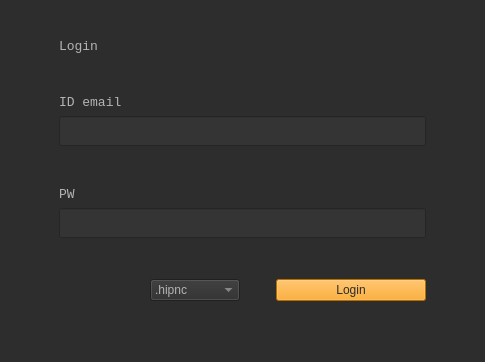
This is python/BlackPepper/ui/mvc_login_3.ui in NetflixVFX-Ac/BlackPepper as Qt 5 draws it before an edit. The edited form follows.
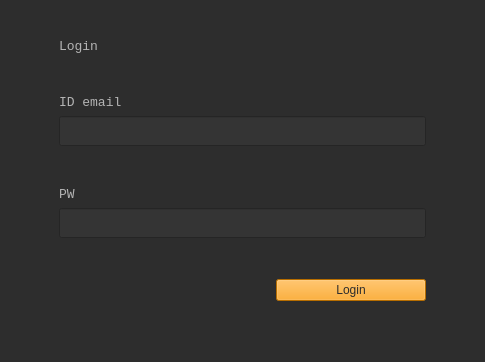
This is the edited form.

Patch:
```diff
--- a/python/BlackPepper/ui/mvc_login_3.ui
+++ b/python/BlackPepper/ui/mvc_login_3.ui
@@ -197,37 +197,6 @@
           </property>
          </spacer>
         </item>
-        <item>
-         <widget class="QComboBox" name="hipbox">
-          <property name="minimumSize">
-           <size>
-            <width>90</width>
-            <height>0</height>
-           </size>
-          </property>
-          <property name="maximumSize">
-           <size>
-            <width>120</width>
-            <height>100</height>
-           </size>
-          </property>
-          <item>
-           <property name="text">
-            <string>.hipnc</string>
-           </property>
-          </item>
-          <item>
-           <property name="text">
-            <string>.hip</string>
-           </property>
-          </item>
-          <item>
-           <property name="text">
-            <string>.hiplc</string>
-           </property>
-          </item>
-         </widget>
-        </item>
         <item>
          <spacer name="horizontalSpacer_4">
           <property name="orientation">
```
Left out of the diff: 5 changed lines with no effect on the pictures.
